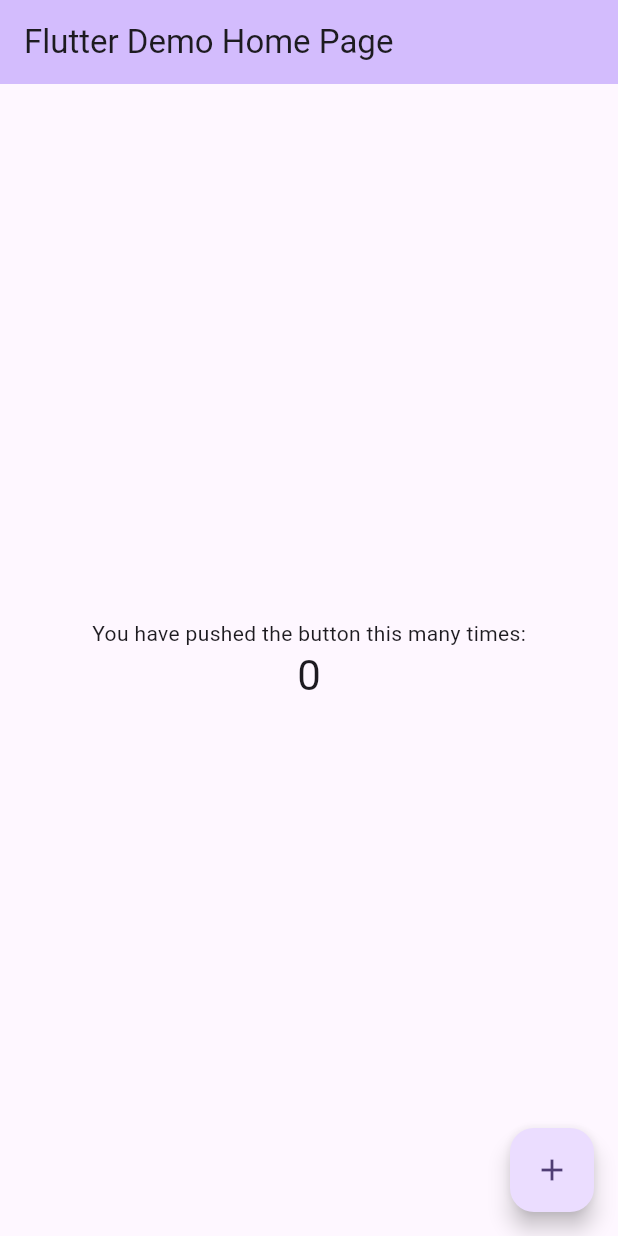
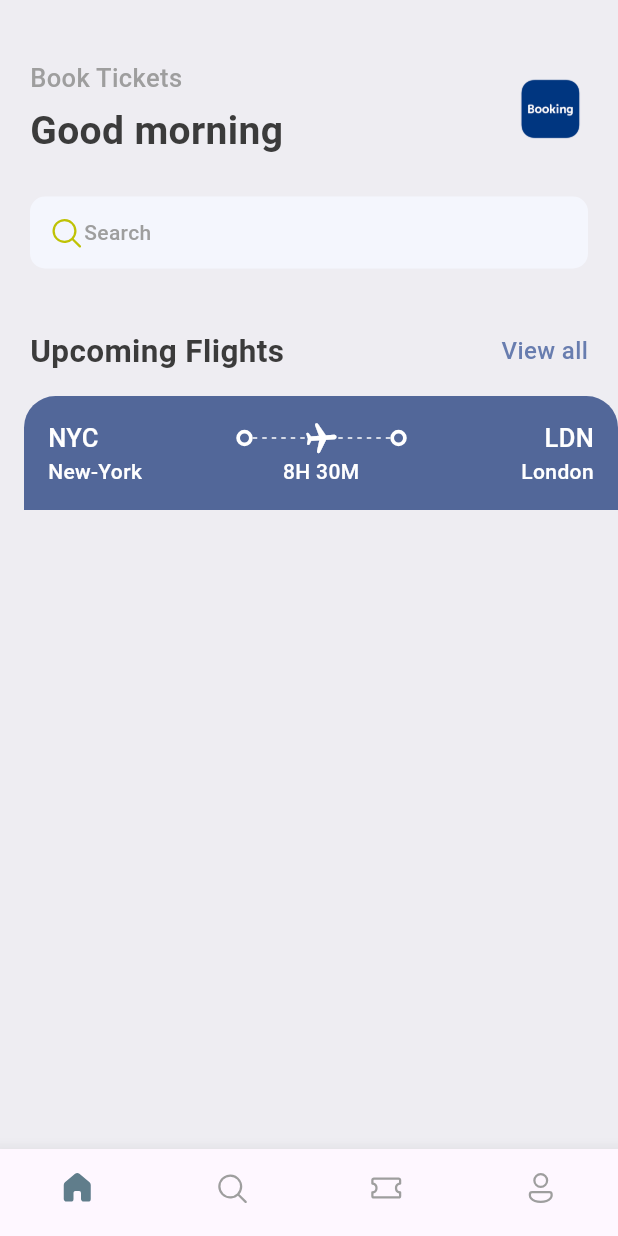
Before and after one commit to ghbishal/booking_app_flutter, a Flutter app: the screen it shows after launch, on a phone screen of 412 x 824 dp. Run offline on Flutter 3.47's test engine with Material 3 defaults, Android fonts, the phone set to English and light mode, and no system bars; our stand-ins replace fluentui_icons, gap.

Commit message:
feat: homepage 2:11:09

```diff
--- a/lib/main.dart
+++ b/lib/main.dart
@@ -1,3 +1,5 @@
+import 'package:booking_app_flutter/screens/bottom_bar.dart';
+import 'package:booking_app_flutter/utils/app_styles.dart';
 import 'package:flutter/material.dart';
 
 void main() {
@@ -7,119 +9,15 @@ void main() {
 class MyApp extends StatelessWidget {
   const MyApp({super.key});
 
-  // This widget is the root of your application.
   @override
   Widget build(BuildContext context) {
     return MaterialApp(
-      title: 'Flutter Demo',
+      debugShowCheckedModeBanner: false,
       theme: ThemeData(
-        // This is the theme of your application.
-        //
-        // TRY THIS: Try running your application with "flutter run". You'll see
-        // the application has a purple toolbar. Then, without quitting the app,
-        // try changing the seedColor in the colorScheme below to Colors.green
-        // and then invoke "hot reload" (save your changes or press the "hot
-        // reload" button in a Flutter-supported IDE, or press "r" if you used
-        // the command line to start the app).
-        //
-        // Notice that the counter didn't reset back to zero; the application
-        // state is not lost during the reload. To reset the state, use hot
-        // restart instead.
-        //
-        // This works for code too, not just values: Most code changes can be
-        // tested with just a hot reload.
-        colorScheme: ColorScheme.fromSeed(seedColor: Colors.deepPurple),
-        useMaterial3: true,
-      ),
-      home: const MyHomePage(title: 'Flutter Demo Home Page'),
+          // colorScheme: ColorScheme.fromSeed(seedColor: Colors.deepPurple),
+          primaryColor: primary,
+          useMaterial3: true),
+      home: const BottomBar(),
     );
   }
 }
-
-class MyHomePage extends StatefulWidget {
-  const MyHomePage({super.key, required this.title});
-
-  // This widget is the home page of your application. It is stateful, meaning
-  // that it has a State object (defined below) that contains fields that affect
-  // how it looks.
-
-  // This class is the configuration for the state. It holds the values (in this
-  // case the title) provided by the parent (in this case the App widget) and
-  // used by the build method of the State. Fields in a Widget subclass are
-  // always marked "final".
-
-  final String title;
-
-  @override
-  State<MyHomePage> createState() => _MyHomePageState();
-}
-
-class _MyHomePageState extends State<MyHomePage> {
-  int _counter = 0;
-
-  void _incrementCounter() {
-    setState(() {
-      // This call to setState tells the Flutter framework that something has
-      // changed in this State, which causes it to rerun the build method below
-      // so that the display can reflect the updated values. If we changed
-      // _counter without calling setState(), then the build method would not be
-      // called again, and so nothing would appear to happen.
-      _counter++;
-    });
-  }
-
-  @override
-  Widget build(BuildContext context) {
-    // This method is rerun every time setState is called, for instance as done
-    // by the _incrementCounter method above.
-    //
-    // The Flutter framework has been optimized to make rerunning build methods
-    // fast, so that you can just rebuild anything that needs updating rather
-    // than having to individually change instances of widgets.
-    return Scaffold(
-      appBar: AppBar(
-        // TRY THIS: Try changing the color here to a specific color (to
-        // Colors.amber, perhaps?) and trigger a hot reload to see the AppBar
-        // change color while the other colors stay the same.
-        backgroundColor: Theme.of(context).colorScheme.inversePrimary,
-        // Here we take the value from the MyHomePage object that was created by
-        // the App.build method, and use it to set our appbar title.
-        title: Text(widget.title),
-      ),
-      body: Center(
-        // Center is a layout widget. It takes a single child and positions it
-        // in the middle of the parent.
-        child: Column(
-          // Column is also a layout widget. It takes a list of children and
-          // arranges them vertically. By default, it sizes itself to fit its
-          // children horizontally, and tries to be as tall as its parent.
-          //
-          // Column has various properties to control how it sizes itself and
-          // how it positions its children. Here we use mainAxisAlignment to
-          // center the children vertically; the main axis here is the vertical
-          // axis because Columns are vertical (the cross axis would be
-          // horizontal).
-          //
-          // TRY THIS: Invoke "debug painting" (choose the "Toggle Debug Paint"
-          // action in the IDE, or press "p" in the console), to see the
-          // wireframe for each widget.
-          mainAxisAlignment: MainAxisAlignment.center,
-          children: <Widget>[
-            const Text(
-              'You have pushed the button this many times:',
-            ),
-            Text(
-              '$_counter',
-              style: Theme.of(context).textTheme.headlineMedium,
-            ),
-          ],
-        ),
-      ),
-      floatingActionButton: FloatingActionButton(
-        onPressed: _incrementCounter,
-        tooltip: 'Increment',
-        child: const Icon(Icons.add),
-      ), // This trailing comma makes auto-formatting nicer for build methods.
-    );
-  }
-}
--- /dev/null
+++ b/lib/screens/bottom_bar.dart
@@ -0,0 +1,63 @@
+import 'package:booking_app_flutter/screens/home_screen.dart';
+import 'package:fluentui_icons/fluentui_icons.dart';
+import 'package:flutter/material.dart';
+
+class BottomBar extends StatefulWidget {
+  const BottomBar({super.key});
+
+  @override
+  State<BottomBar> createState() => _BottomBarState();
+}
+
+class _BottomBarState extends State<BottomBar> {
+  int _selectedIndex = 0;
+  final List<Widget> _widgetOptions = <Widget>[
+    const HomeScreen(),
+    const Text("Search"),
+    const Text("Tickets"),
+    const Text("Profile"),
+  ];
+
+  void _onItemTapped(int index) {
+    setState(() {
+      _selectedIndex = index;
+    });
+  }
+
+  @override
+  Widget build(BuildContext context) {
+    return Scaffold(
+      body: Center(
+        child: _widgetOptions[_selectedIndex],
+      ),
+      bottomNavigationBar: BottomNavigationBar(
+        elevation: 10,
+        onTap: _onItemTapped,
+        currentIndex: _selectedIndex,
+        showSelectedLabels: false,
+        showUnselectedLabels: false,
+        selectedItemColor: Colors.blueGrey,
+        unselectedItemColor: Colors.grey,
+        type: BottomNavigationBarType.fixed,
+        items: const [
+          BottomNavigationBarItem(
+              icon: Icon(FluentSystemIcons.ic_fluent_home_regular),
+              activeIcon: Icon(FluentSystemIcons.ic_fluent_home_filled),
+              label: "Home"),
+          BottomNavigationBarItem(
+              icon: Icon(FluentSystemIcons.ic_fluent_search_regular),
+              activeIcon: Icon(FluentSystemIcons.ic_fluent_search_filled),
+              label: "Search"),
+          BottomNavigationBarItem(
+              icon: Icon(FluentSystemIcons.ic_fluent_ticket_regular),
+              activeIcon: Icon(FluentSystemIcons.ic_fluent_ticket_filled),
+              label: "Ticket"),
+          BottomNavigationBarItem(
+              icon: Icon(FluentSystemIcons.ic_fluent_person_regular),
+              activeIcon: Icon(FluentSystemIcons.ic_fluent_person_filled),
+              label: "Profile"),
+        ],
+      ),
+    );
+  }
+}
--- /dev/null
+++ b/lib/screens/home_screen.dart
@@ -0,0 +1,95 @@
+import 'package:booking_app_flutter/screens/ticket_view.dart';
+import 'package:booking_app_flutter/utils/app_styles.dart';
+import 'package:fluentui_icons/fluentui_icons.dart';
+import 'package:flutter/material.dart';
+import 'package:gap/gap.dart';
+
+class HomeScreen extends StatelessWidget {
+  const HomeScreen({super.key});
+
+  @override
+  Widget build(BuildContext context) {
+    return Scaffold(
+      backgroundColor: Styles.bgColor,
+      body: ListView(
+        children: [
+          Container(
+            padding: const EdgeInsets.symmetric(horizontal: 20),
+            child: Column(
+              children: [
+                const Gap(40),
+                Row(
+                  mainAxisAlignment: MainAxisAlignment.spaceBetween,
+                  children: [
+                    Column(
+                      crossAxisAlignment: CrossAxisAlignment.start,
+                      children: [
+                        Text(
+                          "Book Tickets",
+                          style: Styles.headLineStyle3,
+                        ),
+                        const Gap(5),
+                        Text(
+                          "Good morning",
+                          style: Styles.headLineStyle1,
+                        ),
+                      ],
+                    ),
+                    Container(
+                      height: 50,
+                      width: 50,
+                      decoration: BoxDecoration(
+                          borderRadius: BorderRadius.circular(10),
+                          image: const DecorationImage(
+                              image:
+                                  AssetImage("assets/images/bookingLogo.png"),
+                              fit: BoxFit.cover)),
+                    ),
+                  ],
+                ),
+                const Gap(25),
+                Container(
+                  decoration: BoxDecoration(
+                    borderRadius: BorderRadius.circular(10),
+                    color: const Color(0xFFF4f6fd),
+                  ),
+                  padding:
+                      const EdgeInsets.symmetric(horizontal: 12, vertical: 12),
+                  child: Row(
+                    children: [
+                      const Icon(
+                        FluentSystemIcons.ic_fluent_search_regular,
+                        color: Color(0xFFBFC205),
+                      ),
+                      Text(
+                        "Search",
+                        style: Styles.headLineStyle4,
+                      ),
+                    ],
+                  ),
+                ),
+                const Gap(40),
+                Row(
+                  mainAxisAlignment: MainAxisAlignment.spaceBetween,
+                  children: [
+                    Text("Upcoming Flights", style: Styles.headLineStyle2),
+                    InkWell(
+                      onTap: () {
+                        print("Hello");
+                      },
+                      child: Text("View all",
+                          style: Styles.textStyle
+                              .copyWith(color: Styles.primaryColor)),
+                    ),
+                  ],
+                ),
+              ],
+            ),
+          ),
+          const Gap(15),
+          const TicketView(),
+        ],
+      ),
+    );
+  }
+}
--- /dev/null
+++ b/lib/screens/ticket_view.dart
@@ -0,0 +1,122 @@
+import 'package:booking_app_flutter/utils/app_layout.dart';
+import 'package:booking_app_flutter/utils/app_styles.dart';
+import 'package:booking_app_flutter/wigets/thick_container.dart';
+import 'package:flutter/material.dart';
+
+class TicketView extends StatelessWidget {
+  const TicketView({super.key});
+
+  @override
+  Widget build(BuildContext context) {
+    final size = AppLayout.getSize(context);
+    return SizedBox(
+      width: size.width,
+      height: 200,
+      child: Container(
+        margin: const EdgeInsets.only(left: 16),
+        child: Column(
+          children: [
+            Container(
+              decoration: const BoxDecoration(
+                  color: const Color(0xFF526799),
+                  borderRadius: const BorderRadius.only(
+                    topLeft: Radius.circular(21),
+                    topRight: Radius.circular(21),
+                  )),
+              padding: const EdgeInsets.all(16),
+              child: Column(
+                children: [
+                  Row(
+                    children: [
+                      Text(
+                        "NYC",
+                        style:
+                            Styles.headLineStyle3.copyWith(color: Colors.white),
+                      ),
+                      Expanded(child: Container()),
+                      const ThickContainer(),
+                      Expanded(
+                        child: Stack(
+                          children: [
+                            SizedBox(
+                              height: 24,
+                              child: LayoutBuilder(builder:
+                                  (BuildContext context,
+                                      BoxConstraints constraints) {
+                                return Flex(
+                                  direction: Axis.horizontal,
+                                  mainAxisAlignment:
+                                      MainAxisAlignment.spaceBetween,
+                                  mainAxisSize: MainAxisSize.max,
+                                  children: List.generate(
+                                      (constraints.constrainWidth() / 6)
+                                          .floor(),
+                                      (index) => const SizedBox(
+                                            width: 3,
+                                            height: 1,
+                                            child: DecoratedBox(
+                                              decoration: BoxDecoration(
+                                                color: Colors.white,
+                                              ),
+                                            ),
+                                          )),
+                                );
+                              }),
+                            ),
+                            Center(
+                              child: Transform.rotate(
+                                angle: 1.5,
+                                child: const Icon(
+                                  Icons.local_airport_rounded,
+                                  color: Colors.white,
+                                ),
+                              ),
+                            ),
+                          ],
+                        ),
+                      ),
+                      const ThickContainer(),
+                      Expanded(child: Container()),
+                      Text(
+                        "LDN",
+                        style:
+                            Styles.headLineStyle3.copyWith(color: Colors.white),
+                      )
+                    ],
+                  ),
+                  Row(
+                    mainAxisAlignment: MainAxisAlignment.spaceBetween,
+                    children: [
+                      SizedBox(
+                        width: 100,
+                        child: Text(
+                          "New-York",
+                          style: Styles.headLineStyle4
+                              .copyWith(color: Colors.white),
+                        ),
+                      ),
+                      Text(
+                        "8H 30M",
+                        style:
+                            Styles.headLineStyle4.copyWith(color: Colors.white),
+                      ),
+                      SizedBox(
+                        width: 100,
+                        child: Text(
+                          "London",
+                          textAlign: TextAlign.end,
+                          style: Styles.headLineStyle4
+                              .copyWith(color: Colors.white),
+                        ),
+                      )
+                    ],
+                  ),
+                ],
+              ),
+            )
+          ],
+        ),
+      ),
+    );
+  }
+}
--- /dev/null
+++ b/lib/utils/app_layout.dart
@@ -0,0 +1,7 @@
+import 'package:flutter/material.dart';
+
+class AppLayout {
+  static getSize(BuildContext context) {
+    return MediaQuery.of(context).size;
+  }
+}
--- /dev/null
+++ b/lib/utils/app_styles.dart
@@ -0,0 +1,21 @@
+import 'package:flutter/material.dart';
+
+Color primary = const Color(0xFF687daf);
+
+class Styles {
+  static Color primaryColor = primary;
+  static const Color textColor = Color(0xFF3b3b3b);
+  static const Color bgColor = Color(0xFFeeedf2);
+  static const Color orangeColor = Color(0xFF526799);
+
+  static TextStyle textStyle = const TextStyle(
+      fontSize: 16, color: textColor, fontWeight: FontWeight.w500);
+  static TextStyle headLineStyle1 = const TextStyle(
+      fontSize: 26, color: textColor, fontWeight: FontWeight.bold);
+  static TextStyle headLineStyle2 = const TextStyle(
+      fontSize: 21, color: textColor, fontWeight: FontWeight.bold);
+  static TextStyle headLineStyle3 = TextStyle(
+      fontSize: 17, color: Colors.grey.shade500, fontWeight: FontWeight.w500);
+  static TextStyle headLineStyle4 = TextStyle(
+      fontSize: 14, color: Colors.grey.shade500, fontWeight: FontWeight.w500);
+}
--- /dev/null
+++ b/lib/wigets/thick_container.dart
@@ -0,0 +1,16 @@
+import 'package:flutter/material.dart';
+
+class ThickContainer extends StatelessWidget {
+  const ThickContainer({super.key});
+
+  @override
+  Widget build(BuildContext context) {
+    return Container(
+      padding: const EdgeInsets.all(3),
+      decoration: BoxDecoration(
+        borderRadius: BorderRadius.circular(20),
+        border: Border.all(width: 2.5, color: Colors.white),
+      ),
+    );
+  }
+}
```
Also changed, not shown: pubspec.yaml (+4 -3 lines), assets/images/bookingLogo.png (added), pubspec.lock.
